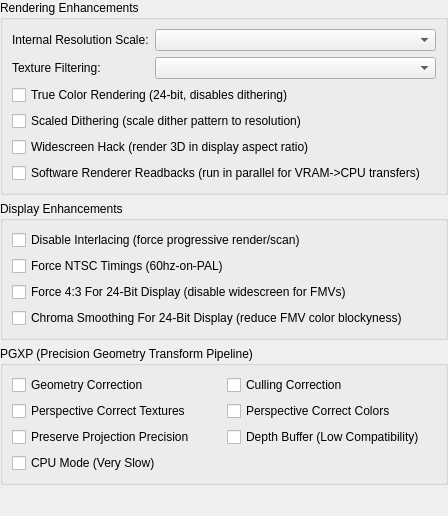
Old version of the form src/duckstation-qt/enhancementsettingswidget.ui in the repository kofxi3584karlayang/duckstation.
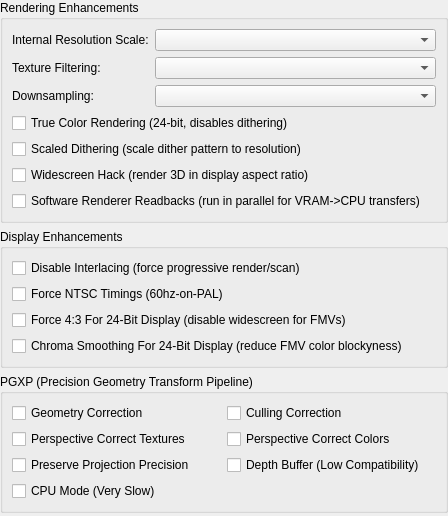
New version of the form.

Commit message: Qt: Move downsampling to enhancement settings

The edit to the form file:
```diff
--- a/src/duckstation-qt/enhancementsettingswidget.ui
+++ b/src/duckstation-qt/enhancementsettingswidget.ui
@@ -52,34 +52,44 @@
       <item row="2" column="1">
        <widget class="QComboBox" name="textureFiltering"/>
       </item>
-      <item row="3" column="0" colspan="2">
+      <item row="4" column="0" colspan="2">
        <widget class="QCheckBox" name="trueColor">
         <property name="text">
          <string>True Color Rendering (24-bit, disables dithering)</string>
         </property>
        </widget>
       </item>
-      <item row="4" column="0" colspan="2">
+      <item row="5" column="0" colspan="2">
        <widget class="QCheckBox" name="scaledDithering">
         <property name="text">
          <string>Scaled Dithering (scale dither pattern to resolution)</string>
         </property>
        </widget>
       </item>
-      <item row="5" column="0" colspan="2">
+      <item row="6" column="0" colspan="2">
        <widget class="QCheckBox" name="widescreenHack">
         <property name="text">
          <string>Widescreen Hack (render 3D in display aspect ratio)</string>
         </property>
        </widget>
       </item>
-      <item row="6" column="0" colspan="2">
+      <item row="7" column="0" colspan="2">
        <widget class="QCheckBox" name="useSoftwareRendererForReadbacks">
         <property name="text">
          <string>Software Renderer Readbacks (run in parallel for VRAM-&gt;CPU transfers)</string>
         </property>
        </widget>
       </item>
+      <item row="3" column="0">
+       <widget class="QLabel" name="label">
+        <property name="text">
+         <string>Downsampling:</string>
+        </property>
+       </widget>
+      </item>
+      <item row="3" column="1">
+       <widget class="QComboBox" name="gpuDownsampleMode"/>
+      </item>
      </layout>
     </widget>
    </item>
```
The commit also changes 5 other files.
